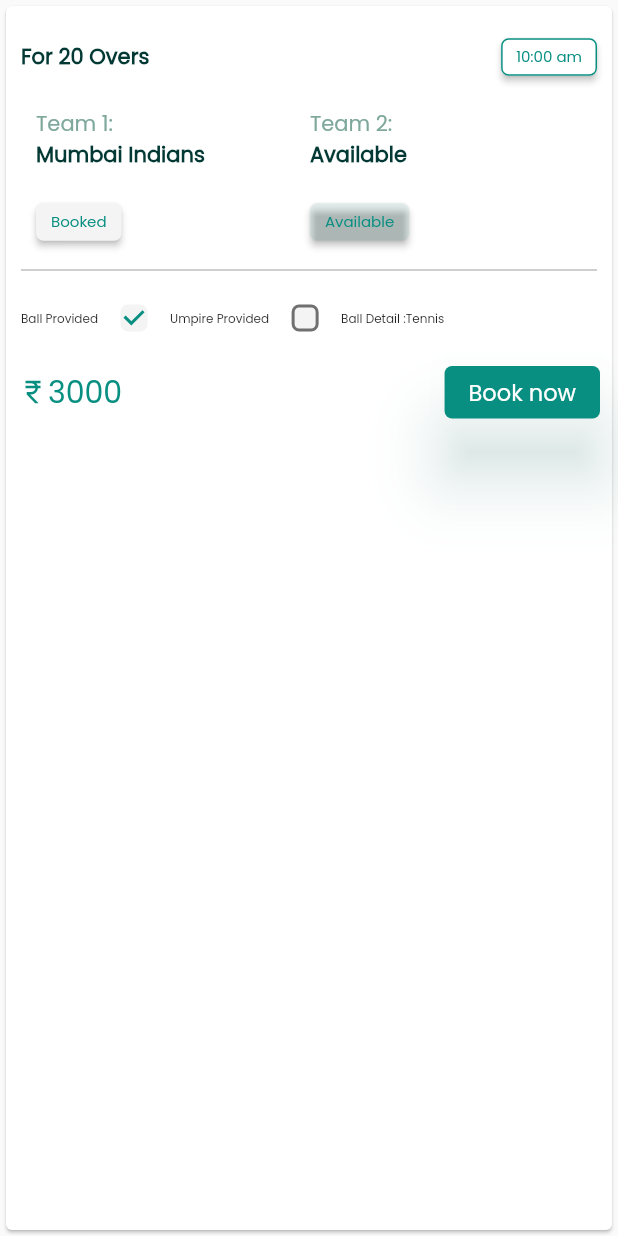
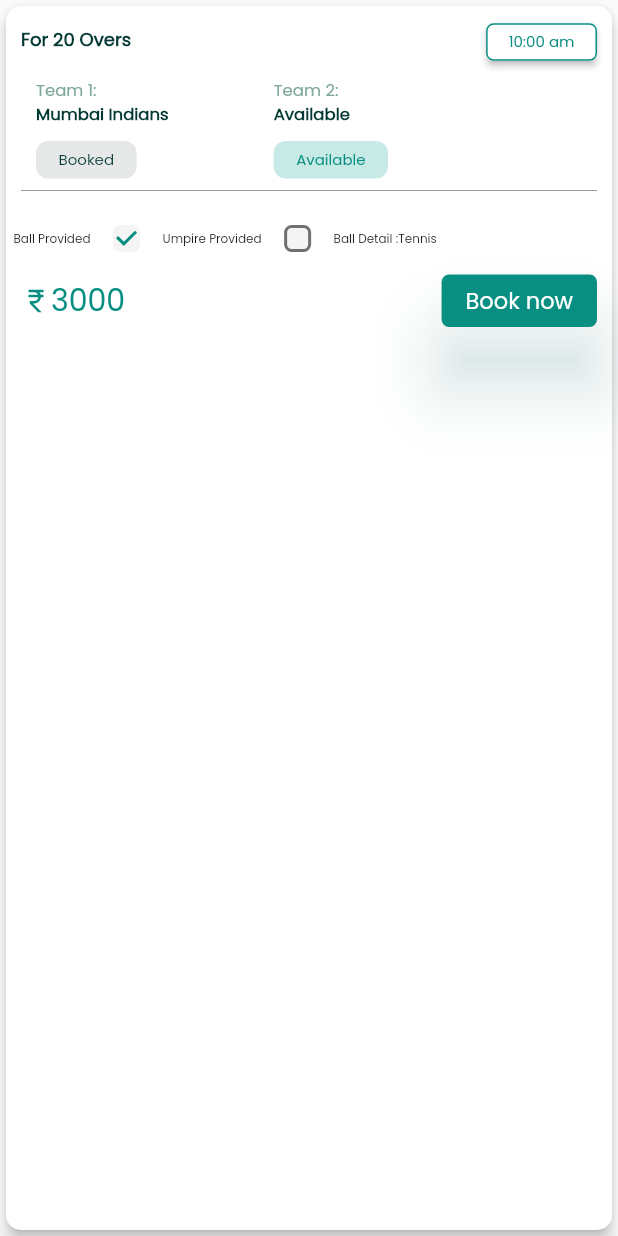
Before and after one commit to maqamylee0/gameon, a Flutter app: the Card1 widget shown alone on an empty page, opened directly, on a phone screen of 412 x 824 dp. Run offline on Flutter 3.47's test engine with Material 2 defaults, Android fonts, the phone set to English and light mode, and no system bars; our stand-ins replace device_preview, flutter_bloc, flutter_svg, font_awesome_flutter, google_fonts, intl_phone_number_input and 1 more.

Commit message:
completed assignement

```diff
--- a/lib/booking/views/pages/widgets/card1.dart
+++ b/lib/booking/views/pages/widgets/card1.dart
@@ -17,20 +17,26 @@ class _Card1State extends State<Card1> {
     bool value = false;
     double deviceWidth = MediaQuery.of(context).size.width;
     return Card(
+        elevation: 4,
+
+        shape: RoundedRectangleBorder(
+          borderRadius: BorderRadius.circular(10),
+          //set border radius more than 50% of height and width to make circle
+        ),
         child: Column(
 
           children: [
             Padding(
-              padding: const EdgeInsets.all(10.0),
+              padding: const EdgeInsets.fromLTRB(10, 0, 10, 0),
               child: Row(
                 mainAxisAlignment: MainAxisAlignment.spaceBetween,
                 children: [
-                  Text("For 20 Overs",style: TextStyle(fontWeight: FontWeight.w600,color: Color(0xff033934)),),
+                  Text("For 20 Overs",style: TextStyle(fontSize:12,height:0.9,fontWeight: FontWeight.w600,color: Color(0xff033934)),),
                   ElevatedButton(
 
                     style: ButtonStyle(
                       minimumSize: MaterialStateProperty.all(Size(40, 20)),
-                      padding:  MaterialStateProperty.all(EdgeInsets.fromLTRB(10, 5, 10, 5)),
+                      padding:  MaterialStateProperty.all(EdgeInsets.fromLTRB(15, 5, 15, 5)),
                       backgroundColor: MaterialStateProperty.all<Color>(Colors.white),
 
                       shape: MaterialStateProperty.all<RoundedRectangleBorder>(
@@ -67,29 +73,46 @@ class _Card1State extends State<Card1> {
                     crossAxisAlignment: CrossAxisAlignment.start,
                     children: [
 
-                      Text("Team 1:",style: TextStyle(color:Color(0xff7FA89C),fontWeight: FontWeight.w400),),
+                      Text("Team 1:",style: TextStyle(fontSize:11,color:Color(0xff7FA89C),fontWeight: FontWeight.w400),),
 
 
-                      Text("Mumbai Indians",style: TextStyle(fontWeight: FontWeight.w600,color: Color(0xff033934)),),
+                      Text("Mumbai Indians",style: TextStyle(fontSize:11,fontWeight: FontWeight.w600,color: Color(0xff033934)),),
                       SizedBox(height: 10,),
-                      ElevatedButton(
-                        style: ButtonStyle(
-                          minimumSize: MaterialStateProperty.all(Size(40, 20)),
-                          padding:  MaterialStateProperty.all(EdgeInsets.fromLTRB(10, 5, 10, 5)),
-                          backgroundColor: MaterialStateProperty.all<Color>(Color(0xffF4F4F4)),
-                          shape: MaterialStateProperty.all<RoundedRectangleBorder>(
-                              RoundedRectangleBorder(
-                                borderRadius: BorderRadius.circular(5.0),
-                              )
-                          ),
-                          // shadowColor:MaterialStateProperty.all<Color>(Colors.grey) ,
-                          // elevation: MaterialStateProperty.all<double>(20),
+                      Container(
+                        padding: EdgeInsets.fromLTRB(15, 5, 15, 5),
+                        // height: 30,
+                        // width: 30,
+
+                        decoration: BoxDecoration(
+
+                          color: Color(0xffe6e8e8),
+                          borderRadius: BorderRadius.all(Radius.circular(8)),
                         ),
-                        onPressed: () {
-                        },
-                        child: Text('Booked',style: TextStyle(color:Color(0xff088F81),fontSize: 10),),
+                        child: Row(
+                          children: [
+                            Text("Booked",style: TextStyle(color:Color(0xff033934),fontSize: 10),),
 
-                      ),
+                          ],
+                        ),
+                      )
+                      // ElevatedButton(
+                      //   style: ButtonStyle(
+                      //     minimumSize: MaterialStateProperty.all(Size(40, 20)),
+                      //     padding:  MaterialStateProperty.all(EdgeInsets.fromLTRB(10, 5, 10, 5)),
+                      //     backgroundColor: MaterialStateProperty.all<Color>(Color(0xffF4F4F4)),
+                      //     shape: MaterialStateProperty.all<RoundedRectangleBorder>(
+                      //         RoundedRectangleBorder(
+                      //           borderRadius: BorderRadius.circular(5.0),
+                      //         )
+                      //     ),
+                      //     // shadowColor:MaterialStateProperty.all<Color>(Colors.grey) ,
+                      //     // elevation: MaterialStateProperty.all<double>(20),
+                      //   ),
+                      //   onPressed: () {
+                      //   },
+                      //   child: Text('Booked',style: TextStyle(color:Color(0xff088F81),fontSize: 10),),
+                      //
+                      // ),
                     ],
                   ),
                 ),
@@ -100,32 +123,51 @@ class _Card1State extends State<Card1> {
                     crossAxisAlignment: CrossAxisAlignment.start,
                     children: [
 
-                      Text("Team 2:",style: TextStyle(color:Color(0xff7FA89C),fontWeight: FontWeight.w400),),
+                      Text("Team 2:",style: TextStyle(fontSize:11,color:Color(0xff7FA89C),fontWeight: FontWeight.w400),),
 
 
 
-                      Text("Available",style: TextStyle(fontWeight: FontWeight.w600,color: Color(0xff033934)),),
+                      Text("Available",style: TextStyle(fontSize:11,fontWeight: FontWeight.w600,color: Color(0xff033934)),),
                       SizedBox(height: 10,),
+                      Container(
+                        padding: EdgeInsets.fromLTRB(15, 5, 15, 5),
+                        // height: 30,
+                        // width: 30,
 
-                      ElevatedButton(
-                        style: ButtonStyle(
-                          minimumSize: MaterialStateProperty.all(Size(40, 20)),
-                          padding:  MaterialStateProperty.all(EdgeInsets.fromLTRB(10, 5, 10, 5)),
-                          backgroundColor: MaterialStateProperty.all<Color>(Color(
-                              0x14088F81)),
-                          shape: MaterialStateProperty.all<RoundedRectangleBorder>(
-                              RoundedRectangleBorder(
-                                borderRadius: BorderRadius.circular(5.0),
-                              )
-                          ),
-                          // shadowColor:MaterialStateProperty.all<Color>(Colors.grey) ,
-                          // elevation: MaterialStateProperty.all<double>(20),
+                        decoration: BoxDecoration(
+
+                          color:Color.fromRGBO(114, 202, 193, 0.4) ,
+                          borderRadius: BorderRadius.all(Radius.circular(8)),
                         ),
-                        onPressed: () {
-                        },
-                        child: Text('Available',style: TextStyle(color:Color(0xff088F81),fontSize: 10),),
+                        child: Row(
+                          children: [
+                            Text("Available",style: TextStyle(color:Color(0xff088F81),fontSize: 10),),
 
-                      ),
+                          ],
+                        ),
+                      )
+    //                   ElevatedButton(
+    //                     style: ButtonStyle(
+    //
+    //                       overlayColor: MaterialStateProperty.all<Color>(Color(     0x14088F81
+    // )) ,
+    //                       minimumSize: MaterialStateProperty.all(Size(40, 20)),
+    //                       padding:  MaterialStateProperty.all(EdgeInsets.fromLTRB(10, 5, 10, 5)),
+    //                       backgroundColor: MaterialStateProperty.all<Color>(Color(     0x14088F81
+    //                       )),
+    //                       shape: MaterialStateProperty.all<RoundedRectangleBorder>(
+    //                           RoundedRectangleBorder(
+    //                             borderRadius: BorderRadius.circular(5.0),
+    //                           )
+    //                       ),
+    //                       // shadowColor:MaterialStateProperty.all<Color>(Colors.grey) ,
+    //                       // elevation: MaterialStateProperty.all<double>(20),
+    //                     ),
+    //                     onPressed: () {
+    //                     },
+    //                     child: Text('Available',style: TextStyle(color:Color(0xff088F81),fontSize: 10),),
+    //
+    //                   ),
                     ],
                   ),
                 ),
@@ -138,8 +180,9 @@ class _Card1State extends State<Card1> {
               endIndent: 10,
             ),
             Padding(
-              padding: EdgeInsets.fromLTRB(10, 0, 10, 0),
+              padding: EdgeInsets.fromLTRB(5, 0, 0, 0),
               child: Row(
+                mainAxisAlignment: MainAxisAlignment.start,
 
                 children: [
                   Row(
@@ -192,7 +235,7 @@ class _Card1State extends State<Card1> {
               ),
             ),
             Padding(
-              padding: const EdgeInsets.all(8.0),
+              padding: const EdgeInsets.fromLTRB(10, 0, 10, 10),
               child: Row(
                 mainAxisAlignment: MainAxisAlignment.spaceBetween,
                 children: [
```
Also changed, not shown: lib/booking/views/pages/booking.dart (+7 -7 lines), lib/booking/views/pages/booking_details.dart (+43 -18 lines), lib/booking/views/pages/widgets/card2.dart (+19 -7 lines).
